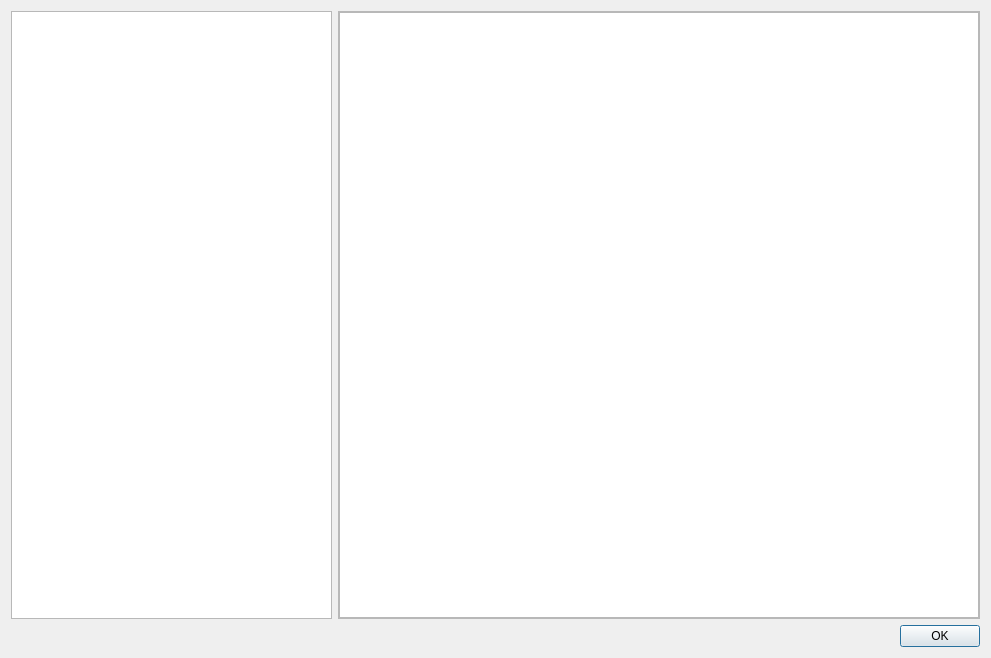
Above: qownnotes/dialogs/trashdialog.ui from Samael340/qownnotes_alt before the change. Below: the same form after it.
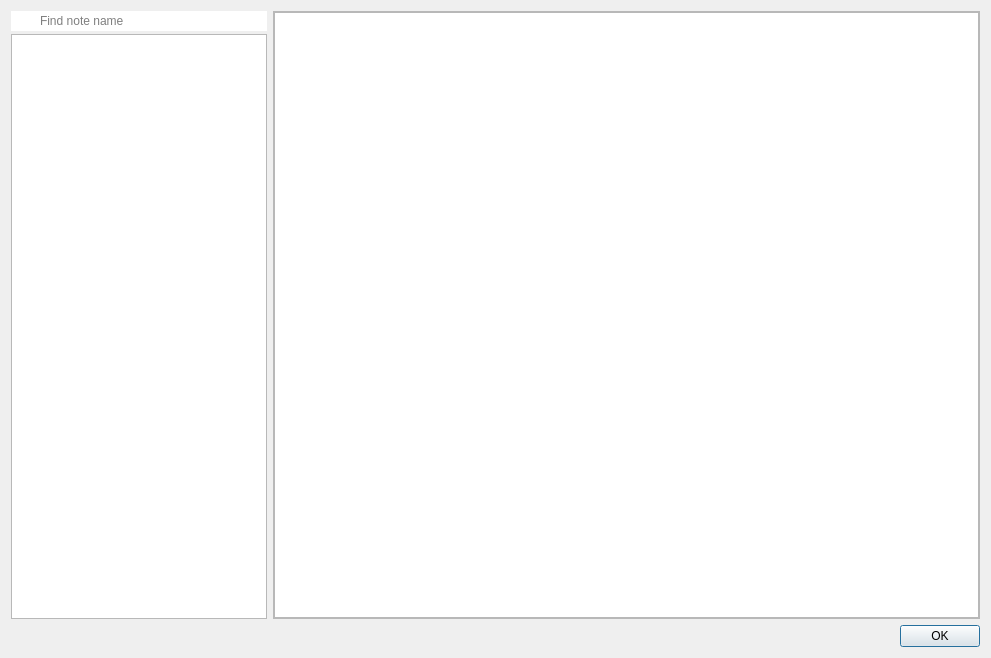
That is the form after the change. Icons and pictures are not drawn. Custom widgets are drawn as their Qt base class.

The edit to the form file:
```diff
--- a/qownnotes/dialogs/trashdialog.ui
+++ b/qownnotes/dialogs/trashdialog.ui
@@ -21,6 +21,45 @@
    <item row="0" column="0">
     <layout class="QHBoxLayout" name="horizontalLayout">
      <item>
+      <widget class="QFrame" name="listFrame">
+       <layout class="QVBoxLayout" name="verticalLayout">
+        <property name="spacing">
+         <number>3</number>
+        </property>
+        <property name="leftMargin">
+         <number>0</number>
+        </property>
+        <property name="topMargin">
+         <number>0</number>
+        </property>
+        <property name="rightMargin">
+         <number>0</number>
+        </property>
+        <property name="bottomMargin">
+         <number>0</number>
+        </property>
+        <item>
+         <widget class="LineEdit" name="searchLineEdit">
+          <property name="styleSheet">
+           <string notr="true">QLineEdit {
+	border: none;
+	padding: 2px 5px 2px 27px;
+	background-image: url(:/images/search-notes.svg);
+	background-repeat: no-repeat;
+	background-position: center left;
+	margin-right: 0px;
+}
+</string>
+          </property>
+          <property name="placeholderText">
+           <string>Find note name</string>
+          </property>
+          <property name="clearButtonEnabled">
+           <bool>true</bool>
+          </property>
+         </widget>
+        </item>
+        <item>
       <widget class="QListWidget" name="trashListWidget">
        <property name="sizePolicy">
         <sizepolicy hsizetype="Expanding" vsizetype="Expanding">
@@ -30,6 +69,9 @@
        </property>
       </widget>
      </item>
+       </layout>
+      </widget>
+     </item>
      <item>
       <widget class="QFrame" name="noteBrowserFrame">
        <property name="sizePolicy">
@@ -115,6 +157,11 @@
    <extends>QPlainTextEdit</extends>
    <header location="global">widgets/qownnotesmarkdowntextedit.h</header>
   </customwidget>
+  <customwidget>
+   <class>LineEdit</class>
+   <extends>QLineEdit</extends>
+   <header location="global">widgets/lineedit.h</header>
+  </customwidget>
  </customwidgets>
  <resources>
   <include location="../breeze-qownnotes.qrc"/>
```
Lines whose indentation alone changed are shown as unchanged.
